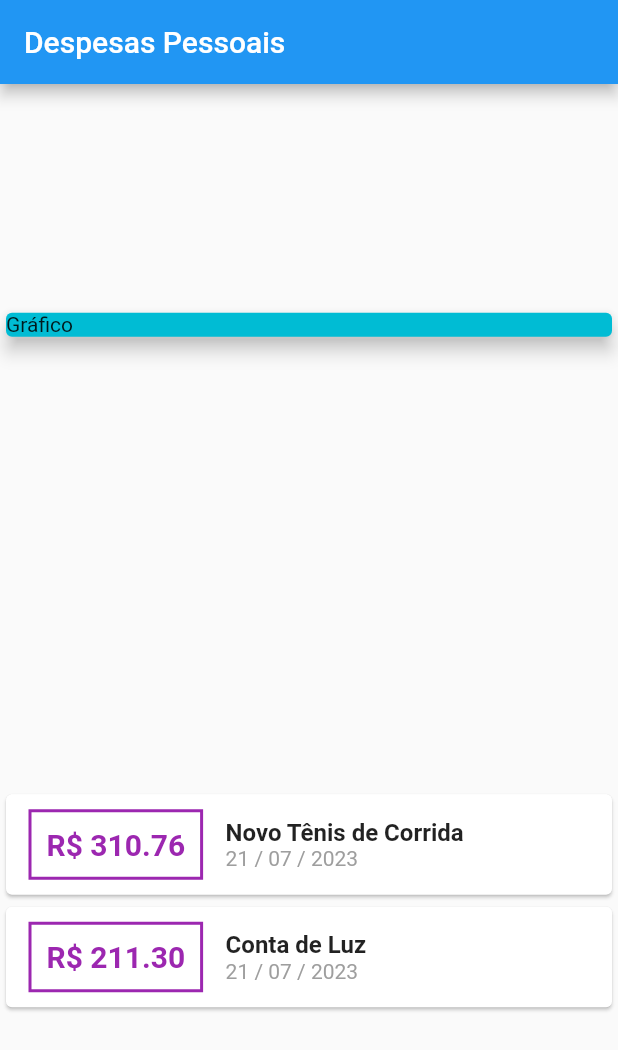
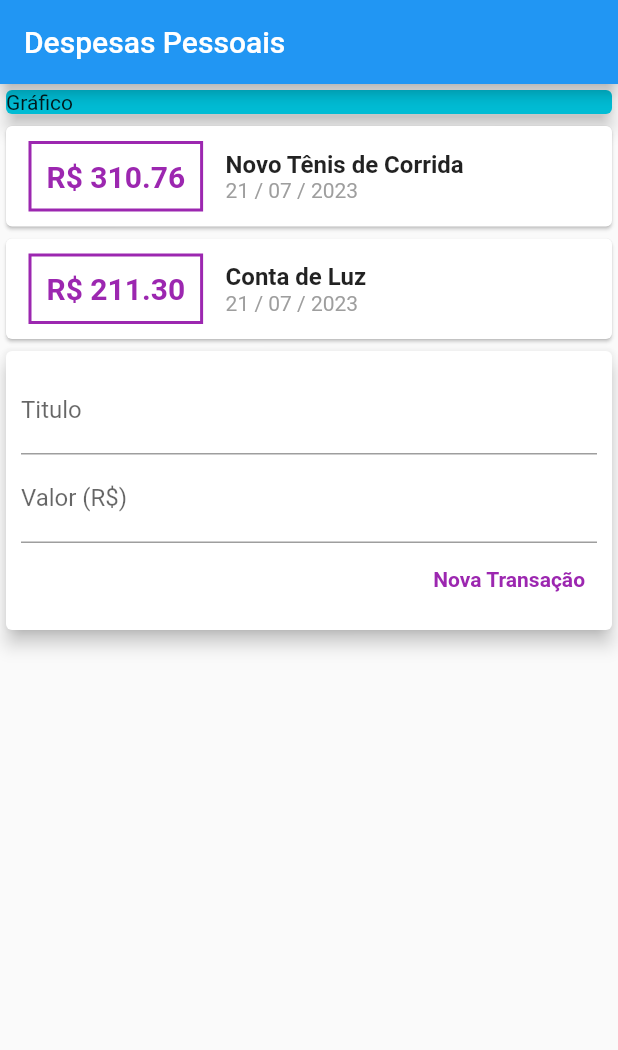
Before and after one commit to ajoluam/expenses, a Flutter app: the screen it shows after launch, on a phone screen of 412 x 824 dp. Shown: the top 1050 px of the screen. Run offline on Flutter 3.47's test engine with Material 2 defaults, Android fonts, the phone set to English and light mode, and no system bars.

Commit message:
Aulas 100 - Usando Textfield 01

```diff
--- a/lib/main.dart
+++ b/lib/main.dart
@@ -36,7 +36,6 @@ class MyHomePage extends StatelessWidget {
         title: Text('Despesas Pessoais'),
       ),
       body: Column(
-        mainAxisAlignment: MainAxisAlignment.spaceAround,
         crossAxisAlignment: CrossAxisAlignment.stretch,
         children: [
           Container(
@@ -52,24 +51,17 @@ class MyHomePage extends StatelessWidget {
                 child: Row(
                   children: [
                     Container(
-                      margin: EdgeInsets.symmetric(
-                        horizontal: 15,
-                        vertical: 10
-                      ),
+                      margin:
+                          EdgeInsets.symmetric(horizontal: 15, vertical: 10),
                       decoration: BoxDecoration(
-                        border: Border.all(
-                          color: Colors.purple,
-                          width: 2
-                        )
-                      ),
+                          border: Border.all(color: Colors.purple, width: 2)),
                       padding: EdgeInsets.all(10),
                       child: Text(
                         'R\$ ' + tr.value.toStringAsFixed(2),
                         style: TextStyle(
-                          fontWeight: FontWeight.bold,
-                          fontSize: 20,
-                          color: Colors.purple
-                        ),
+                            fontWeight: FontWeight.bold,
+                            fontSize: 20,
+                            color: Colors.purple),
                       ),
                     ),
                     Column(
@@ -78,25 +70,53 @@ class MyHomePage extends StatelessWidget {
                         Text(
                           tr.title,
                           style: TextStyle(
-                            fontWeight: FontWeight.bold,
-                            fontSize: 16
-                          ),
+                              fontWeight: FontWeight.bold, fontSize: 16),
                         ),
                         Text(
                           DateFormat('dd / MM / y').format(tr.date),
-                            style: TextStyle(
-                              color: Colors.grey
-                            ),
-
+                          style: TextStyle(color: Colors.grey),
                         ),
-
                       ],
-
                     )
                   ],
                 ),
               );
             }).toList(),
+          ),
+          Card(
+            elevation: 5,
+            child: Padding(
+              padding: const EdgeInsets.all(10),
+              child: Column(
+                children: [
+                  TextField(
+                    decoration: InputDecoration(
+                      labelText: "Titulo",
+                    ),
+                  ),
+                  TextField(
+                    decoration: InputDecoration(
+                      labelText: "Valor (R\$)",
+                    ),
+                  ),
+                  Row(
+                    mainAxisAlignment: MainAxisAlignment.end,
+                    children: [
+                      TextButton(
+                        onPressed: () {},
+                        child: Text(
+                          'Nova Transação',
+                          style: TextStyle(
+                            color: Colors.purple,
+                            fontWeight: FontWeight.bold,
+                          ),
+                        ),
+                      ),
+                    ],
+                  )
+                ],
+              ),
+            ),
           )
         ],
       ),
```
